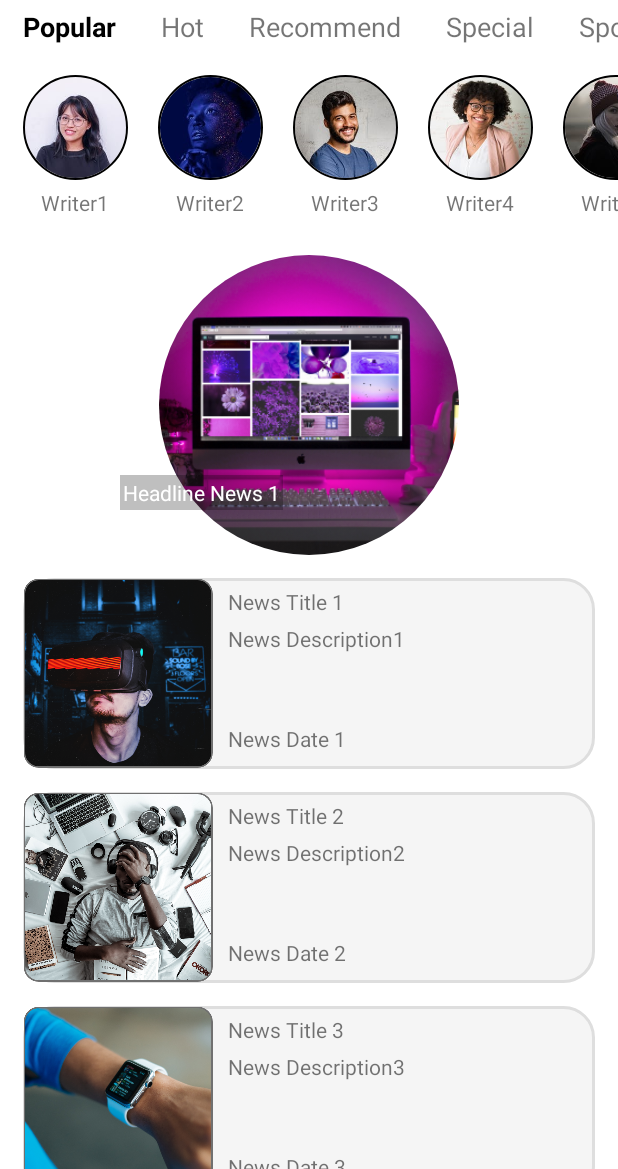
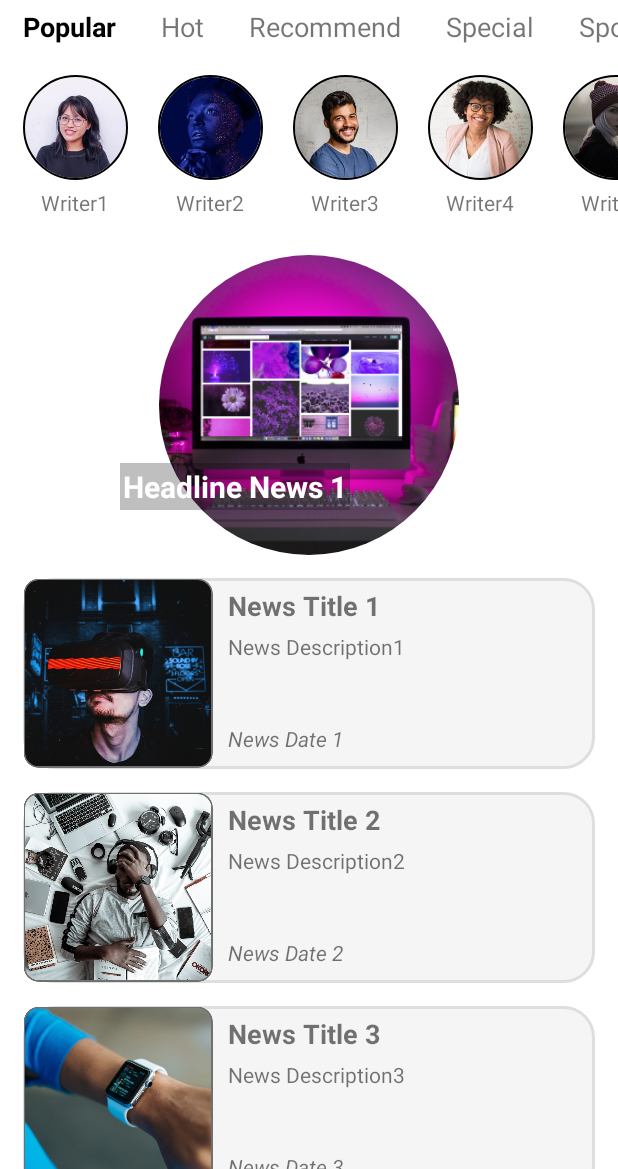
Before and after one commit to abdulvvahid/NewsFragmentManagement, an Android app: the screen it shows after launch (MainActivity), on a phone screen of 412 x 824 dp, the part 67-1236 px from its top. Run offline under Robolectric (Android 15) with nearby library versions, the phone set to English and light mode, and no system bars; our stand-ins replace CircleImageView, data binding; plain views replace RoundedImageView.

Commit message:
Update text attributes

```diff
--- a/app/src/main/res/layout/fragment_detail.xml
+++ b/app/src/main/res/layout/fragment_detail.xml
@@ -34,11 +34,13 @@
 
         <TextView
             android:id="@+id/tv_detail_news_title"
-            android:layout_width="wrap_content"
+            android:layout_width="0dp"
             android:layout_height="wrap_content"
             android:layout_marginHorizontal="20dp"
             android:layout_marginTop="20dp"
             android:text="@string/news_title"
+            android:textSize="20sp"
+            android:textColor="@color/black"
             app:layout_constraintEnd_toEndOf="parent"
             app:layout_constraintStart_toStartOf="parent"
             app:layout_constraintTop_toBottomOf="@+id/iv_detail" />
--- a/app/src/main/res/layout/fragment_head_news.xml
+++ b/app/src/main/res/layout/fragment_head_news.xml
@@ -30,6 +30,8 @@
             android:background="#40000000"
             android:gravity="bottom"
             android:padding="2dp"
+            android:textStyle="bold"
+            android:textSize="20sp"
             android:text="@string/news_title"
             android:textColor="@color/white" />
 
--- a/app/src/main/res/layout/fragment_news.xml
+++ b/app/src/main/res/layout/fragment_news.xml
@@ -31,6 +31,8 @@
             android:layout_marginStart="10dp"
             android:layout_marginTop="5dp"
             android:text="@string/news_title"
+            android:textSize="18sp"
+            android:textStyle="bold"
             app:layout_constraintStart_toEndOf="@+id/iv_news"
             app:layout_constraintTop_toTopOf="parent" />
 
@@ -53,6 +55,7 @@
             android:layout_marginStart="10dp"
             android:layout_marginBottom="10dp"
             android:text="@string/date"
+            android:textStyle="italic"
             app:layout_constraintBottom_toBottomOf="parent"
             app:layout_constraintStart_toEndOf="@+id/iv_news" />
 
```
